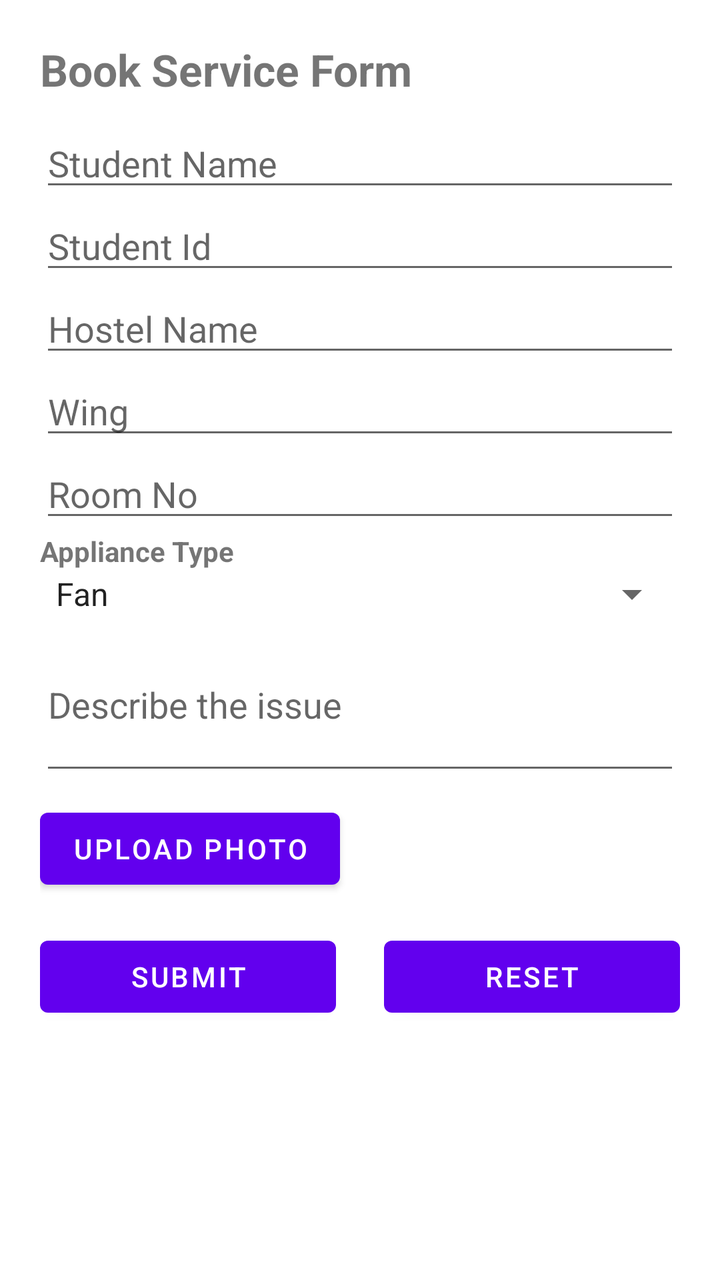
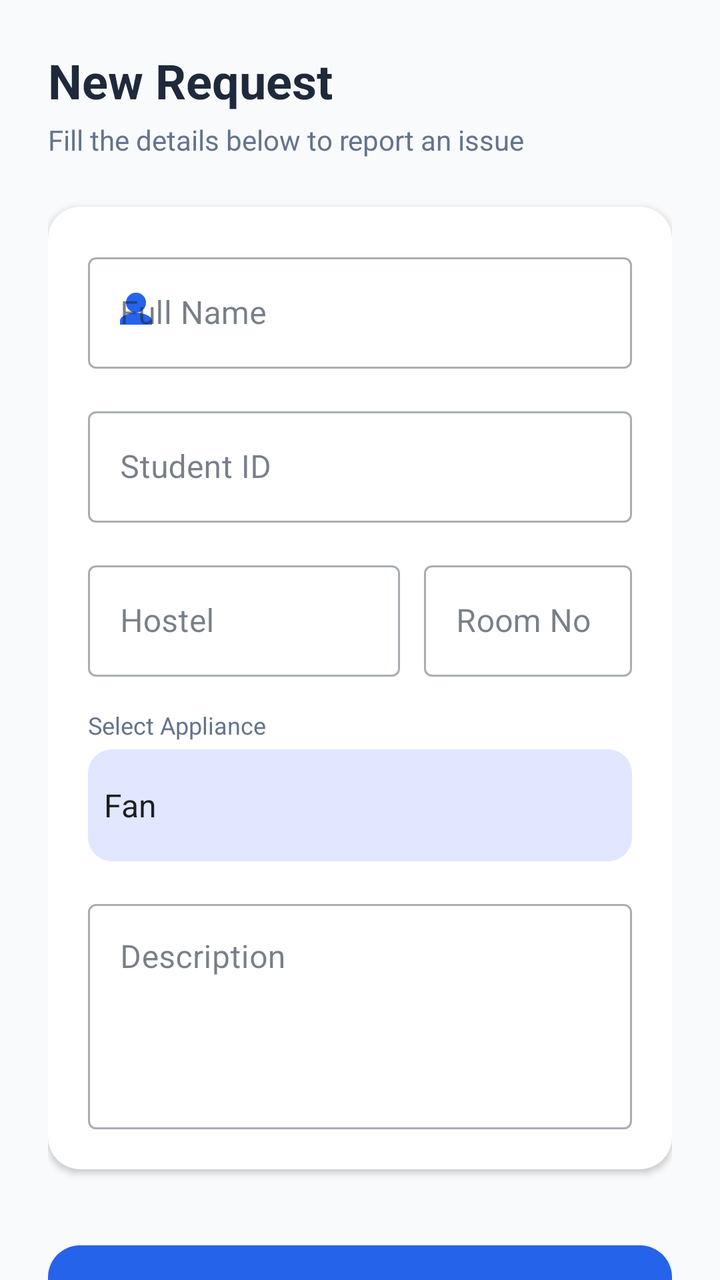

Compare the two renders of this Android layout. The source of the first and the diff that turns it into the second are given below.
<!-- AndroidManifest.xml: application theme Theme.SparkFix -->
<!-- res/layout/fragment_book_service.xml -->
<?xml version="1.0" encoding="utf-8"?>
<ScrollView
    xmlns:android="http://schemas.android.com/apk/res/android"
    android:layout_width="match_parent"
    android:layout_height="match_parent">

    <LinearLayout
        android:layout_width="match_parent"
        android:layout_height="wrap_content"
        android:orientation="vertical"
        android:padding="20dp">

        <TextView
            android:layout_width="wrap_content"
            android:layout_height="wrap_content"
            android:text="Book Service Form"
            android:textSize="22sp"
            android:textStyle="bold"
            android:layout_marginBottom="10dp" />

        <EditText
            android:id="@+id/etName"
            android:layout_width="match_parent"
            android:layout_height="wrap_content"
            android:hint="Student Name"
            android:inputType="textPersonName" />

        <EditText
            android:id="@+id/etStudentId"
            android:layout_width="match_parent"
            android:layout_height="wrap_content"
            android:hint="Student Id"
            android:inputType="text" />

        <EditText
            android:id="@+id/etHostel"
            android:layout_width="match_parent"
            android:layout_height="wrap_content"
            android:hint="Hostel Name"
            android:inputType="text" />

        <EditText
            android:id="@+id/etWing"
            android:layout_width="match_parent"
            android:layout_height="wrap_content"
            android:hint="Wing"
            android:inputType="text" />

        <EditText
            android:id="@+id/etRoom"
            android:layout_width="match_parent"
            android:layout_height="wrap_content"
            android:hint="Room No"
            android:inputType="text" />

        <TextView
            android:layout_width="wrap_content"
            android:layout_height="wrap_content"
            android:text="Appliance Type"
            android:textStyle="bold" />

        <Spinner
            android:id="@+id/spinnerAppliance"
            android:layout_width="match_parent"
            android:layout_height="wrap_content"
            android:entries="@array/appliance_type" />

        <EditText
            android:id="@+id/etDescription"
            android:layout_width="match_parent"
            android:layout_height="wrap_content"
            android:hint="Describe the issue"
            android:inputType="textMultiLine"
            android:lines="3" />

        <Button
            android:id="@+id/btnUploadPhoto"
            android:layout_width="wrap_content"
            android:layout_height="wrap_content"
            android:text="Upload Photo"
            android:layout_marginTop="8dp" />

        <ImageView
            android:id="@+id/imgPreview"
            android:layout_width="80dp"
            android:layout_height="80dp"
            android:visibility="gone"
            android:layout_gravity="center"
            android:contentDescription="Photo Preview"/>

        <LinearLayout
            android:layout_width="match_parent"
            android:layout_height="wrap_content"
            android:orientation="horizontal"
            android:gravity="center"
            android:layout_marginTop="16dp">

            <Button
                android:id="@+id/btnSubmit"
                android:layout_width="0dp"
                android:layout_height="wrap_content"
                android:layout_weight="1"
                android:text="Submit" />

            <Space
                android:layout_width="24dp"
                android:layout_height="wrap_content"/>

            <Button
                android:id="@+id/btnReset"
                android:layout_width="0dp"
                android:layout_height="wrap_content"
                android:layout_weight="1"
                android:text="Reset"/>
        </LinearLayout>
    </LinearLayout>
</ScrollView>
<!-- resources referenced by this layout -->
<resources>
  <string-array name="appliance_type">
          <item>Fan</item>
          <item>Socket</item>
          <item>Light</item>
          <item>Door</item>
          <item>Window</item>
          <item>Other</item>
      </string-array>
  <style name="Theme.SparkFix" parent="Theme.MaterialComponents.DayNight.DarkActionBar">
          
          <item name="colorPrimary">@color/purple_500</item>
          <item name="colorPrimaryVariant">@color/purple_700</item>
          <item name="colorOnPrimary">@color/white</item>
          
          <item name="colorSecondary">@color/teal_200</item>
          <item name="colorSecondaryVariant">@color/teal_700</item>
          <item name="colorOnSecondary">@color/black</item>
          
          <item name="android:statusBarColor">?attr/colorPrimaryVariant</item>
          
      </style>
  <color name="purple_500">#FF6200EE</color>
  <color name="purple_700">#FF3700B3</color>
  <color name="white">#FFFFFFFF</color>
  <color name="teal_200">#FF03DAC5</color>
  <color name="teal_700">#FF018786</color>
  <color name="black">#FF000000</color>
</resources>

<!-- the commit's change to res/layout/fragment_book_service.xml (unified diff, before → after) -->
@@ -1,117 +1,166 @@
 <?xml version="1.0" encoding="utf-8"?>
-<ScrollView
-    xmlns:android="http://schemas.android.com/apk/res/android"
+<androidx.core.widget.NestedScrollView xmlns:android="http://schemas.android.com/apk/res/android"
+    xmlns:app="http://schemas.android.com/apk/res-auto"
     android:layout_width="match_parent"
-    android:layout_height="match_parent">
+    android:layout_height="match_parent"
+    android:background="@color/background">
 
     <LinearLayout
         android:layout_width="match_parent"
         android:layout_height="wrap_content"
         android:orientation="vertical"
-        android:padding="20dp">
+        android:padding="24dp">
 
         <TextView
             android:layout_width="wrap_content"
             android:layout_height="wrap_content"
-            android:text="Book Service Form"
-            android:textSize="22sp"
-            android:textStyle="bold"
-            android:layout_marginBottom="10dp" />
-
-        <EditText
-            android:id="@+id/etName"
-            android:layout_width="match_parent"
-            android:layout_height="wrap_content"
-            android:hint="Student Name"
-            android:inputType="textPersonName" />
-
-        <EditText
-            android:id="@+id/etStudentId"
-            android:layout_width="match_parent"
-            android:layout_height="wrap_content"
-            android:hint="Student Id"
-            android:inputType="text" />
-
-        <EditText
-            android:id="@+id/etHostel"
-            android:layout_width="match_parent"
-            android:layout_height="wrap_content"
-            android:hint="Hostel Name"
-            android:inputType="text" />
-
-        <EditText
-            android:id="@+id/etWing"
-            android:layout_width="match_parent"
-            android:layout_height="wrap_content"
-            android:hint="Wing"
-            android:inputType="text" />
-
-        <EditText
-            android:id="@+id/etRoom"
-            android:layout_width="match_parent"
-            android:layout_height="wrap_content"
-            android:hint="Room No"
-            android:inputType="text" />
+            android:text="New Request"
+            android:textColor="@color/text_primary"
+            android:textSize="24sp"
+            android:textStyle="bold" />
 
         <TextView
             android:layout_width="wrap_content"
             android:layout_height="wrap_content"
-            android:text="Appliance Type"
-            android:textStyle="bold" />
+            android:layout_marginTop="4dp"
+            android:text="Fill the details below to report an issue"
+            android:textColor="@color/text_secondary"
+            android:textSize="14sp" />
 
-        <Spinner
-            android:id="@+id/spinnerAppliance"
+        <com.google.android.material.card.MaterialCardView
             android:layout_width="match_parent"
             android:layout_height="wrap_content"
-            android:entries="@array/appliance_type" />
+            android:layout_marginTop="24dp"
+            app:cardCornerRadius="16dp"
+            app:cardElevation="2dp">
 
-        <EditText
-            android:id="@+id/etDescription"
+            <LinearLayout
+                android:layout_width="match_parent"
+                android:layout_height="wrap_content"
+                android:orientation="vertical"
+                android:padding="20dp">
+
+                <com.google.android.material.textfield.TextInputLayout
+                    style="@style/Widget.MaterialComponents.TextInputLayout.OutlinedBox"
+                    android:layout_width="match_parent"
+                    android:layout_height="wrap_content"
+                    android:hint="Full Name"
+                    app:startIconDrawable="@drawable/ic_profile"
+                    app:startIconTint="@color/primary">
+                    <com.google.android.material.textfield.TextInputEditText
+                        android:id="@+id/etName"
+                        android:layout_width="match_parent"
+                        android:layout_height="wrap_content"
+                        android:inputType="textPersonName" />
+                </com.google.android.material.textfield.TextInputLayout>
+
+                <com.google.android.material.textfield.TextInputLayout
+                    style="@style/Widget.MaterialComponents.TextInputLayout.OutlinedBox"
+                    android:layout_width="match_parent"
+                    android:layout_height="wrap_content"
+                    android:layout_marginTop="16dp"
+                    android:hint="Student ID">
+                    <com.google.android.material.textfield.TextInputEditText
+                        android:id="@+id/etStudentId"
+                        android:layout_width="match_parent"
+                        android:layout_height="wrap_content"
+                        android:inputType="text" />
+                </com.google.android.material.textfield.TextInputLayout>
+
+                <LinearLayout
+                    android:layout_width="match_parent"
+                    android:layout_height="wrap_content"
+                    android:layout_marginTop="16dp"
+                    android:orientation="horizontal">
+
+                    <com.google.android.material.textfield.TextInputLayout
+                        style="@style/Widget.MaterialComponents.TextInputLayout.OutlinedBox"
+                        android:layout_width="0dp"
+                        android:layout_height="wrap_content"
+                        android:layout_weight="1.5"
+                        android:hint="Hostel">
+                        <com.google.android.material.textfield.TextInputEditText
+                            android:id="@+id/etHostel"
+                            android:layout_width="match_parent"
+                            android:layout_height="wrap_content"
+                            android:inputType="text" />
+                    </com.google.android.material.textfield.TextInputLayout>
+
+                    <Space
+                        android:layout_width="12dp"
+                        android:layout_height="wrap_content" />
+
+                    <com.google.android.material.textfield.TextInputLayout
+                        style="@style/Widget.MaterialComponents.TextInputLayout.OutlinedBox"
+                        android:layout_width="0dp"
+                        android:layout_height="wrap_content"
+                        android:layout_weight="1"
+                        android:hint="Room No">
+                        <com.google.android.material.textfield.TextInputEditText
+                            android:id="@+id/etRoom"
+                            android:layout_width="match_parent"
+                            android:layout_height="wrap_content"
+                            android:inputType="text" />
+                    </com.google.android.material.textfield.TextInputLayout>
+                </LinearLayout>
+
+                <TextView
+                    android:layout_width="wrap_content"
+                    android:layout_height="wrap_content"
+                    android:layout_marginTop="16dp"
+                    android:text="Select Appliance"
+                    android:textColor="@color/text_secondary"
+                    android:textSize="12sp" />
+
+                <Spinner
+                    android:id="@+id/spinnerAppliance"
+                    android:layout_width="match_parent"
+                    android:layout_height="56dp"
+                    android:layout_marginTop="4dp"
+                    android:background="@drawable/tip_bg"
+                    android:entries="@array/appliance_type" />
+
+                <com.google.android.material.textfield.TextInputLayout
+                    style="@style/Widget.MaterialComponents.TextInputLayout.OutlinedBox"
+                    android:layout_width="match_parent"
+                    android:layout_height="wrap_content"
+                    android:layout_marginTop="16dp"
+                    android:hint="Description">
+                    <com.google.android.material.textfield.TextInputEditText
+                        android:id="@+id/etDescription"
+                        android:layout_width="match_parent"
+                        android:layout_height="wrap_content"
+                        android:gravity="top"
+                        android:inputType="textMultiLine"
+                        android:lines="4" />
+                </com.google.android.material.textfield.TextInputLayout>
+
+            </LinearLayout>
+        </com.google.android.material.card.MaterialCardView>
+
+        <com.google.android.material.button.MaterialButton
+            android:id="@+id/btnSubmit"
+            android:layout_width="match_parent"
+            android:layout_height="60dp"
+            android:layout_marginTop="32dp"
+            android:text="Submit Complaint"
+            android:textAllCaps="false"
+            android:textSize="16sp"
+            app:cornerRadius="16dp" />
+
+        <com.google.android.material.button.MaterialButton
+            android:id="@+id/btnReset"
+            style="@style/Widget.MaterialComponents.Button.TextButton"
             android:layout_width="match_parent"
             android:layout_height="wrap_content"
-            android:hint="Describe the issue"
-            android:inputType="textMultiLine"
-            android:lines="3" />
+            android:layout_marginTop="8dp"
+            android:text="Clear Form"
+            android:textAllCaps="false"
+            android:textColor="@color/text_secondary" />
 
-        <Button
-            android:id="@+id/btnUploadPhoto"
-            android:layout_width="wrap_content"
-            android:layout_height="wrap_content"
-            android:text="Upload Photo"
-            android:layout_marginTop="8dp" />
+        
+        <EditText android:id="@+id/etWing" android:layout_width="0dp" android:layout_height="0dp" android:visibility="gone"/>
+        <ImageView android:id="@+id/imgPreview" android:layout_width="0dp" android:layout_height="0dp" android:visibility="gone"/>
 
-        <ImageView
-            android:id="@+id/imgPreview"
-            android:layout_width="80dp"
-            android:layout_height="80dp"
-            android:visibility="gone"
-            android:layout_gravity="center"
-            android:contentDescription="Photo Preview"/>
-
-        <LinearLayout
-            android:layout_width="match_parent"
-            android:layout_height="wrap_content"
-            android:orientation="horizontal"
-            android:gravity="center"
-            android:layout_marginTop="16dp">
-
-            <Button
-                android:id="@+id/btnSubmit"
-                android:layout_width="0dp"
-                android:layout_height="wrap_content"
-                android:layout_weight="1"
-                android:text="Submit" />
-
-            <Space
-                android:layout_width="24dp"
-                android:layout_height="wrap_content"/>
-
-            <Button
-                android:id="@+id/btnReset"
-                android:layout_width="0dp"
-                android:layout_height="wrap_content"
-                android:layout_weight="1"
-                android:text="Reset"/>
-        </LinearLayout>
     </LinearLayout>
-</ScrollView>
+</androidx.core.widget.NestedScrollView>
<!-- resource entries referenced after the edit -->
@@ -8,24 +8,43 @@
           <item>Window</item>
           <item>Other</item>
       </string-array>
-  <style name="Theme.SparkFix" parent="Theme.MaterialComponents.DayNight.DarkActionBar">
+  <color name="background">#F8FAFC</color>
+  <color name="primary">#2563EB</color>
+  <color name="text_primary">#1E293B</color>
+  <color name="text_secondary">#64748B</color>
+  <!-- drawable ic_profile (drawable) -->
+  <vector xmlns:android="http://schemas.android.com/apk/res/android"
+  android:width="24dp" android:height="24dp"
+  android:viewportWidth="24" android:viewportHeight="24">
+  <path
+      android:fillColor="#FF000000"
+      android:pathData="M12,12c2.7,0 8,1.35 8,4v2H4v-2c0-2.65 5.3-4 8-4zM12,2a5,5 0 1,1 0,10A5,5 0 0,1 12,2z"/>
+  </vector>
+  <!-- drawable tip_bg (drawable) -->
+  <shape xmlns:android="http://schemas.android.com/apk/res/android"
+  android:shape="rectangle">
+  <solid android:color="#E0E7FF"/>
+  <corners android:radius="12dp"/>
+  </shape>
+  <style name="Theme.SparkFix" parent="Theme.MaterialComponents.DayNight.NoActionBar">
           
-          <item name="colorPrimary">@color/purple_500</item>
-          <item name="colorPrimaryVariant">@color/purple_700</item>
+          <item name="colorPrimary">@color/primary</item>
+          <item name="colorPrimaryVariant">@color/primary_dark</item>
           <item name="colorOnPrimary">@color/white</item>
           
-          <item name="colorSecondary">@color/teal_200</item>
-          <item name="colorSecondaryVariant">@color/teal_700</item>
-          <item name="colorOnSecondary">@color/black</item>
+          <item name="colorSecondary">@color/accent</item>
+          <item name="colorSecondaryVariant">@color/accent</item>
+          <item name="colorOnSecondary">@color/white</item>
+          
+          <item name="android:windowBackground">@color/background</item>
+          <item name="colorSurface">@color/surface</item>
+          <item name="colorOnSurface">@color/text_primary</item>
           
           <item name="android:statusBarColor">?attr/colorPrimaryVariant</item>
-          
       </style>
-  <color name="purple_500">#FF6200EE</color>
-  <color name="purple_700">#FF3700B3</color>
-  <color name="white">#FFFFFFFF</color>
-  <color name="teal_200">#FF03DAC5</color>
-  <color name="teal_700">#FF018786</color>
-  <color name="black">#FF000000</color>
+  <color name="primary_dark">#1E40AF</color>
+  <color name="white">#FFFFFF</color>
+  <color name="accent">#F59E0B</color>
+  <color name="surface">#FFFFFF</color>
 </resources>
 
